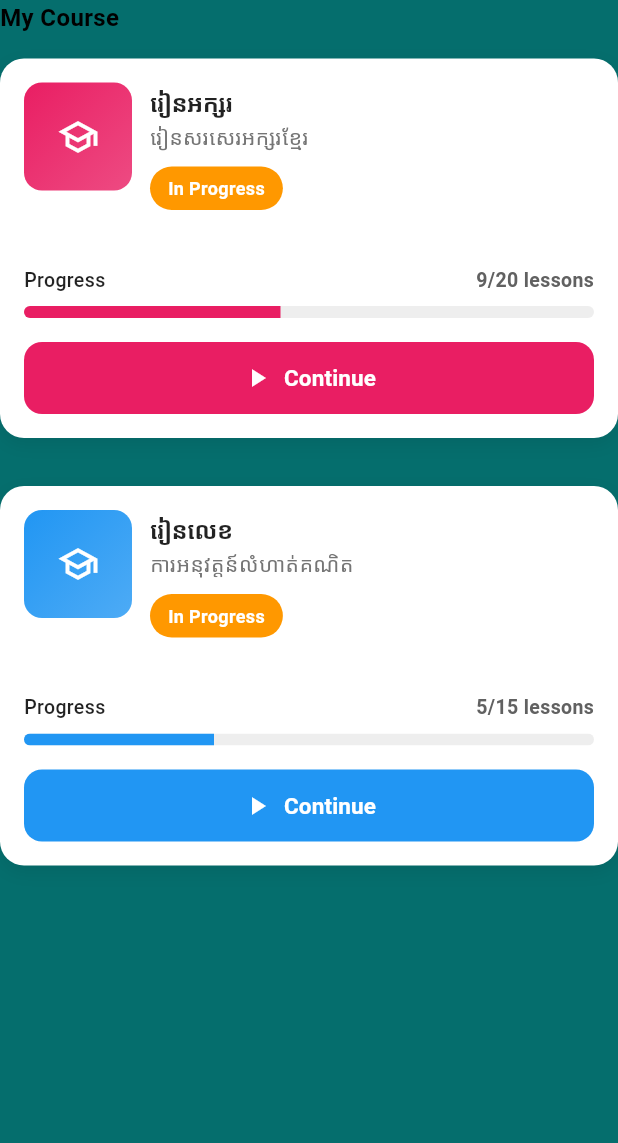
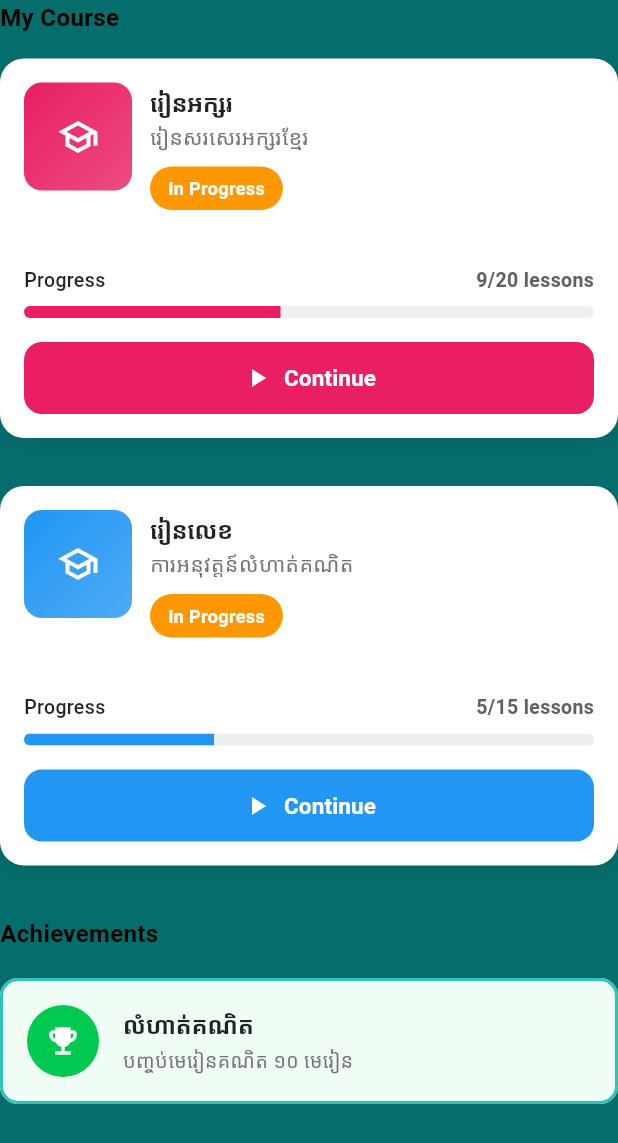
Before and after one commit to Techchhiv/mobilepenpal, a Flutter app: the StudentHome widget shown alone on an empty page, opened directly with empty values, on a phone screen of 412 x 824 dp. Shown: the top 1143 px of the screen. Run offline on Flutter 3.47's test engine with Material 3 defaults, Android fonts, the phone set to English and light mode, and no system bars; our stand-ins replace dio, firebase_auth, firebase_core, flutter_secure_storage, get, get_storage and 4 more; accounts and stored records are empty; network calls fail.

```diff
--- a/lib/core/localization/en_us.dart
+++ b/lib/core/localization/en_us.dart
@@ -208,6 +208,9 @@ final Map<String, String> enUS = {
   'data_saved': 'Data saved successfully',
   'data_updated': 'Data updated successfully',
   'data_deleted': 'Data deleted successfully',
+  'image_updated': "Image updated successfully",
+  'image_too_large': 'Image size is too large. Please choose an image smaller than 2MB',
+
 
   // ===== Buttons =====
   'cancel': 'Cancel',
--- a/lib/core/localization/km_kh.dart
+++ b/lib/core/localization/km_kh.dart
@@ -205,6 +205,8 @@ final Map<String, String> kmKH = {
   'data_saved': 'ទិន្នន័យបានរក្សាទុកដោយជោគជ័យ',
   'data_updated': 'ទិន្នន័យបានធ្វើបច្ចុប្បន្នភាពដោយជោគជ័យ',
   'data_deleted': 'ទិន្នន័យបានលុបដោយជោគជ័យ',
+  'image_updated': "រូបភាពបានដោយជោគជ័យ",
+  'image_too_large': "ទំហំរូបភាពធំពេក។ សូមជ្រើសរើសរូបភាពដែលតូចជាង 2MB",
 
   // ===== Buttons =====
   'cancel': 'បោះបង់',
--- a/lib/core/network/endpoint/home.dart
+++ b/lib/core/network/endpoint/home.dart
@@ -6,6 +6,7 @@ class HomeEndpoints {
   static const String update = '$_base/profile';
   static const String password = '$_base/profile/password';
   static const String updatePin = '$_base/profile/update-pin';
+  static const String uploadImage = '$_base/profile/upload-avatar';
 
   // Check Student
   static const String switchMode = '$_base/switch-mode';
--- a/lib/data/controllers/home/home_controller.dart
+++ b/lib/data/controllers/home/home_controller.dart
@@ -19,6 +19,8 @@ class HomeController extends GetxController {
   var student = Rxn<Student>();
   var currentMode = ''.obs;
   var studentProgress = <StudentProgress>[].obs;
+
+  String get avatarUrl => student.value?.avatar ?? '';
 
   @override
   void onInit() {
--- a/lib/presentation/screens/home/student_home.dart
+++ b/lib/presentation/screens/home/student_home.dart
@@ -1,6 +1,7 @@
 import 'package:flutter/material.dart';
 import 'package:get/get.dart';
 import 'package:mobilepenpal/data/controllers/home/home_controller.dart';
+import 'package:mobilepenpal/presentation/widgets/achievement_card.dart';
 import 'package:mobilepenpal/presentation/widgets/course_card.dart';
 
 class StudentHome extends StatelessWidget {
@@ -55,6 +56,42 @@ class StudentHome extends StatelessWidget {
             }).toList(),
           );
         }),
+
+        const SizedBox(height: 18),
+
+        Text(
+          'achievements'.tr,
+          style: const TextStyle(fontSize: 16, fontWeight: FontWeight.bold),
+        ),
+
+        const SizedBox(height: 18),
+
+        AchievementCard(
+          backgroundColor: Color(0xFFF0FDF4),
+          borderColor:  Color(0xFF2EC4B6),
+          icon: Icons.emoji_events,
+          iconBackgroundColor: Color(0xFF00C950),
+          iconSize: 24,
+          title: 'លំហាត់គណិត',
+          subtitle:
+              'បញ្ចប់មេរៀនគណិត ១០ មេរៀន',
+          titleStyle: const TextStyle(
+            fontSize: 16,
+            fontWeight: FontWeight.w600,
+            color: Colors.black87,
+          ),
+          subtitleStyle: TextStyle(fontSize: 13, color: Colors.grey[600]),
+          onTap: () {
+            Get.snackbar(
+              'Achievement'.tr,
+              'Fast Learner achievement details'.tr,
+            );
+          },
+          borderRadius: 12,
+          padding: const EdgeInsets.all(16),
+          margin: EdgeInsets.zero,
+          borderWidth: 2.0,
+        ),
       ],
     );
   }
--- /dev/null
+++ b/lib/presentation/widgets/achievement_card.dart
@@ -0,0 +1,112 @@
+import 'package:flutter/material.dart';
+
+class AchievementCard extends StatelessWidget {
+  final Color backgroundColor;
+  final Color borderColor;
+  final IconData icon;
+  final Color iconColor;
+  final Color iconBackgroundColor;
+  final double iconSize;
+  final String title;
+  final String subtitle;
+  final TextStyle? titleStyle;
+  final TextStyle? subtitleStyle;
+  final VoidCallback? onTap;
+  final double borderRadius;
+  final EdgeInsetsGeometry? padding;
+  final EdgeInsetsGeometry? margin;
+  final double borderWidth;
+  final Widget? trailingIcon;
+
+  const AchievementCard({
+    super.key,
+    required this.backgroundColor,
+    required this.borderColor,
+    required this.icon,
+    required this.title,
+    required this.subtitle,
+    this.iconColor = Colors.white,
+    this.iconBackgroundColor = Colors.green,
+    this.iconSize = 24,
+    this.titleStyle,
+    this.subtitleStyle,
+    this.onTap,
+    this.borderRadius = 12,
+    this.padding,
+    this.margin,
+    this.borderWidth = 1.5,
+    this.trailingIcon,
+  });
+
+  @override
+  Widget build(BuildContext context) {
+    return Container(
+      margin: margin ?? const EdgeInsets.only(bottom: 12),
+      child: Material(
+        color: backgroundColor,
+        borderRadius: BorderRadius.circular(borderRadius),
+        child: InkWell(
+          onTap: onTap,
+          borderRadius: BorderRadius.circular(borderRadius),
+          child: Container(
+            padding: padding ?? const EdgeInsets.all(16),
+            decoration: BoxDecoration(
+              border: Border.all(
+                color: borderColor,
+                width: borderWidth,
+              ),
+              borderRadius: BorderRadius.circular(borderRadius),
+            ),
+            child: Row(
+              children: [
+                // Icon Container
+                Container(
+                  width: 48,
+                  height: 48,
+                  decoration: BoxDecoration(
+                    color: iconBackgroundColor,
+                    shape: BoxShape.circle,
+                  ),
+                  child: Icon(
+                    icon,
+                    color: iconColor,
+                    size: iconSize,
+                  ),
+                ),
+                const SizedBox(width: 16),
+
+                Expanded(
+                  child: Column(
+                    crossAxisAlignment: CrossAxisAlignment.start,
+                    children: [
+                      Text(
+                        title,
+                        style: titleStyle ??
+                            const TextStyle(
+                              fontSize: 16,
+                              fontWeight: FontWeight.w600,
+                              color: Colors.black87,
+                            ),
+                      ),
+                      const SizedBox(height: 4),
+                      Text(
+                        subtitle,
+                        style: subtitleStyle ??
+                            TextStyle(
+                              fontSize: 13,
+                              color: Colors.grey[600],
+                            ),
+                      ),
+                    ],
+                  ),
+                ),
+
+                if (trailingIcon != null) trailingIcon!,
+              ],
+            ),
+          ),
+        ),
+      ),
+    );
+  }
+}
--- a/pubspec.yaml
+++ b/pubspec.yaml
@@ -45,6 +45,7 @@ dependencies:
   firebase_auth: ^6.1.2
   google_sign_in: ^7.2.0
   shimmer: ^3.0.0
+  image_picker: ^1.2.1
 
 dev_dependencies:
   flutter_test:
```
Also changed, not shown: lib/core/config/env.dart (+6 -1 lines), lib/data/controllers/settings/setting_controller.dart (+74 -0 lines), lib/data/services/home_service.dart (+13 -0 lines), lib/presentation/screens/home/home_page.dart (+10 -3 lines), lib/presentation/screens/settings/setting_page.dart (+39 -3 lines), pubspec.lock.
